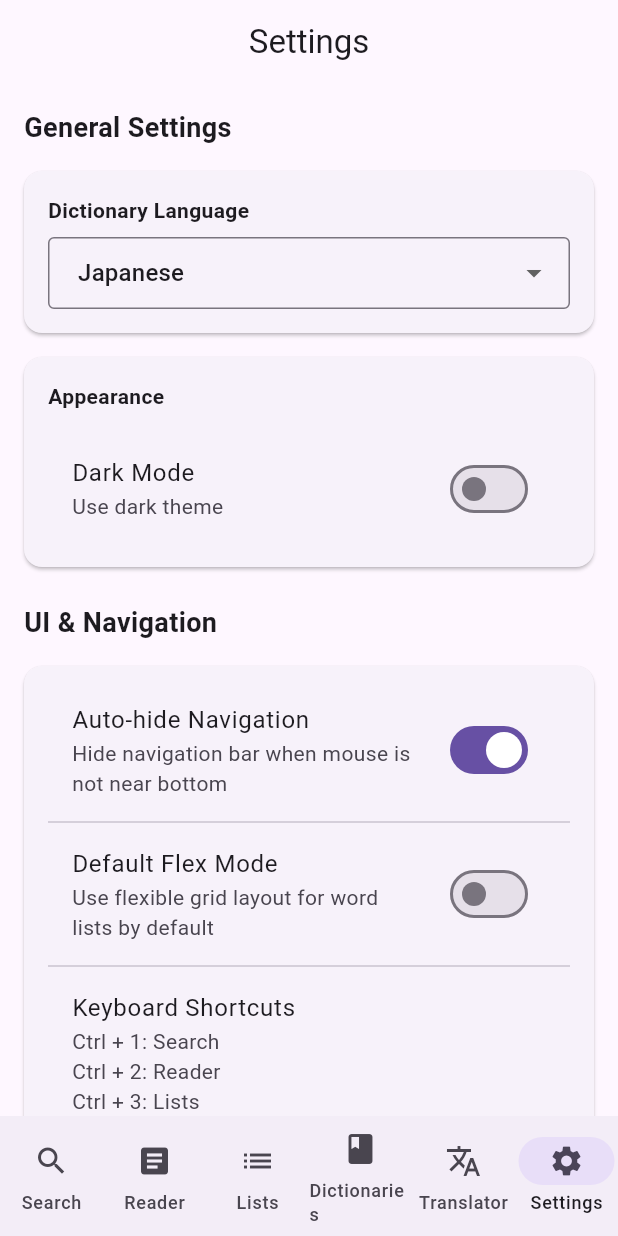
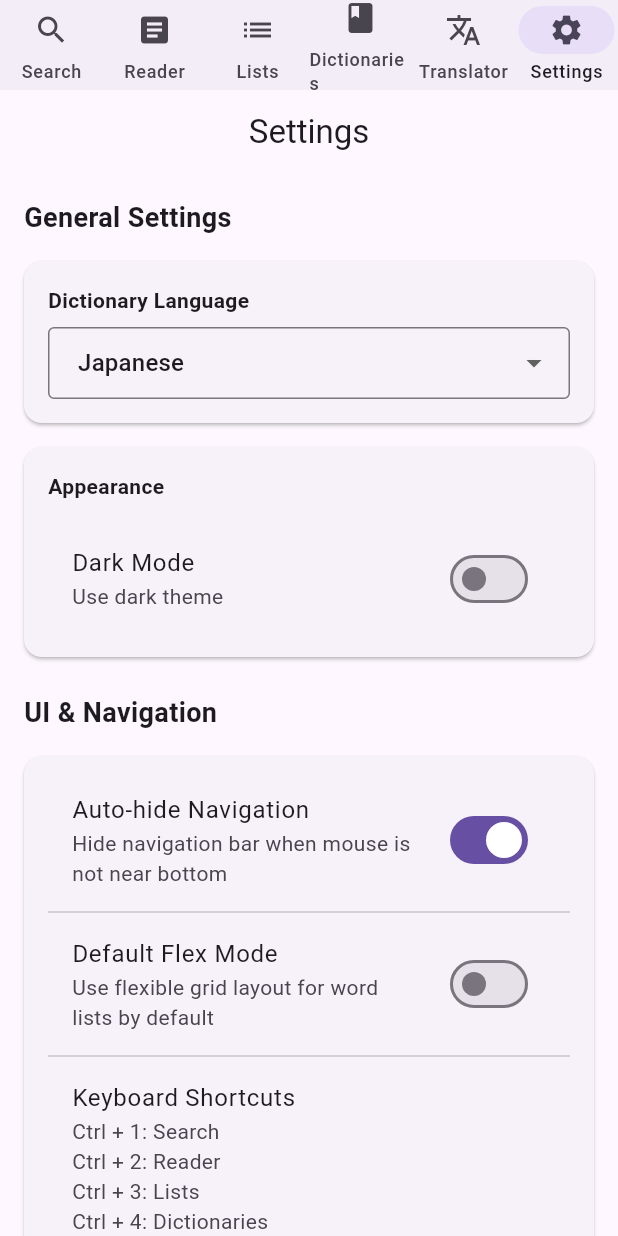
Before and after one commit to Halffd/Lang, a Flutter app: the screen it shows after launch, item 6 of the bottom bar chosen, on a phone screen of 412 x 824 dp. Run offline on Flutter 3.47's test engine with Material 3 defaults, Android fonts, the phone set to English and light mode, and no system bars; our stand-ins replace drift, file_picker, shared_preferences, sqflite; missing offline and left inert: kana_kit, pinyin; accounts and stored records are empty; generated files the repository leaves out were written again.

Commit message:
feat: add default screen selection and update navigation UI

```diff
--- a/lib/l10n/app_localizations.dart
+++ b/lib/l10n/app_localizations.dart
@@ -122,6 +122,12 @@ abstract class AppLocalizations {
   /// In en, this message translates to:
   /// **'Lists'**
   String get lists;
+
+  /// No description provided for @wordLists.
+  ///
+  /// In en, this message translates to:
+  /// **'Word Lists'**
+  String get wordLists;
 
   /// No description provided for @dictionaries.
   ///
@@ -656,6 +662,18 @@ abstract class AppLocalizations {
   /// In en, this message translates to:
   /// **'A multilingual language learning tool with dictionary and word saving features.'**
   String get multilingualLearningTool;
+
+  /// No description provided for @defaultScreen.
+  ///
+  /// In en, this message translates to:
+  /// **'Default Screen'**
+  String get defaultScreen;
+
+  /// No description provided for @defaultScreenSubtitle.
+  ///
+  /// In en, this message translates to:
+  /// **'Select which screen to show when app starts'**
+  String get defaultScreenSubtitle;
 }
 
 class _AppLocalizationsDelegate extends LocalizationsDelegate<AppLocalizations> {
--- a/lib/main.dart
+++ b/lib/main.dart
@@ -64,7 +64,7 @@ class MainScreen extends StatefulWidget {
 }
 
 class _MainScreenState extends State<MainScreen> {
-  int _currentIndex = 0;
+  int _currentIndex = 0; // Default to 0, but will be set based on app state
   bool _isNavBarVisible = true;
 
   final List<Widget> _screens = const [
@@ -75,6 +75,18 @@ class _MainScreenState extends State<MainScreen> {
     SentenceTranslatorScreen(),
     SettingsScreen(),
   ];
+
+  @override
+  void initState() {
+    super.initState();
+    // Set initial index based on app state
+    WidgetsBinding.instance.addPostFrameCallback((_) {
+      final appState = Provider.of<AppState>(context, listen: false);
+      setState(() {
+        _currentIndex = appState.defaultScreenIndex; // 0-5 for the screens
+      });
+    });
+  }
 
   void _handleShortcut(int index) {
     if (index >= 0 && index < _screens.length) {
@@ -103,20 +115,21 @@ class _MainScreenState extends State<MainScreen> {
       child: Focus(
         autofocus: true,
         child: Scaffold(
-          body: MouseRegion(
+          appBar: PreferredSize(
+            preferredSize: const Size.fromHeight(60),
+            child: AnimatedOpacity(
+              duration: const Duration(milliseconds: 200),
+              opacity: shouldShowNavBar ? 1.0 : 0.0,
+              child: MouseRegion(
                 onHover: (event) {
                   if (!appState.autoHideNavigation) return;
                   final screenHeight = MediaQuery.of(context).size.height;
-              final isNearBottom = event.position.dy > screenHeight - 80;
-              if (isNearBottom != _isNavBarVisible) {
-                setState(() => _isNavBarVisible = isNearBottom);
+                  // Auto-show nav bar when mouse is near the top
+                  final isNearTop = event.position.dy < 60;
+                  if (isNearTop != _isNavBarVisible) {
+                    setState(() => _isNavBarVisible = isNearTop);
                   }
                 },
-            child: _screens[_currentIndex],
-          ),
-          bottomNavigationBar: AnimatedSlide(
-            duration: const Duration(milliseconds: 200),
-            offset: shouldShowNavBar ? Offset.zero : const Offset(0, 1),
                 child: NavigationBar(
                   selectedIndex: _currentIndex,
                   onDestinationSelected: (index) {
@@ -154,6 +167,9 @@ class _MainScreenState extends State<MainScreen> {
               ),
             ),
           ),
+          body: _screens[_currentIndex],
+        ),
+      ),
     );
   }
 }
--- a/lib/models/app_state.dart
+++ b/lib/models/app_state.dart
@@ -14,6 +14,7 @@ class AppState extends ChangeNotifier {
   int _minFrequency = -1;
   bool _autoHideNavigation = true;
   bool _defaultFlexMode = false;
+  int _defaultScreenIndex = 0; // Default to 0 (Search screen)
   List<String> _etymologyLanguages = ['en', 'zh', 'ja']; // Default languages for etymology
 
   // Search state
@@ -62,6 +63,7 @@ class AppState extends ChangeNotifier {
   List<String> get profiles => _profiles;
   bool get clipboardAutoDetect => _clipboardAutoDetect;
   bool get forvoAudioEnabled => _forvoAudioEnabled;
+  int get defaultScreenIndex => _defaultScreenIndex;
 
   bool _autoTranslate = false;
   List<String> _ankiDecks = ['Default'];
@@ -219,6 +221,12 @@ class AppState extends ChangeNotifier {
     notifyListeners();
   }
 
+  void setDefaultScreenIndex(int value) {
+    _defaultScreenIndex = value;
+    _storageService.setInt('default_screen_index', value);
+    notifyListeners();
+  }
+
   // Word management
   void addSavedWord(String word, {Map<String, dynamic>? details}) {
     if (!_savedWords.contains(word)) {
@@ -297,6 +305,7 @@ class AppState extends ChangeNotifier {
     _profiles = _storageService.getStringList('profiles') ?? ['Default'];
     _clipboardAutoDetect = _storageService.getBool('clipboard_auto_detect') ?? false;
     _forvoAudioEnabled = _storageService.getBool('forvo_audio_enabled') ?? false;
+    _defaultScreenIndex = _storageService.getInt('default_screen_index') ?? 0;
   }
 
   void _loadSavedWords() {
--- a/lib/screens/settings_screen.dart
+++ b/lib/screens/settings_screen.dart
@@ -226,6 +226,53 @@ class SettingsScreen extends StatelessWidget {
                         Text(AppLocalizations.of(context)!.ctrl5Translator),
                         Text(AppLocalizations.of(context)!.ctrl6Settings),
                       ],
+                    ),
+                  ),
+                  const Divider(),
+                  // Default screen selection
+                  ListTile(
+                    title: Text(AppLocalizations.of(context)!.defaultScreen),
+                    subtitle: Text(AppLocalizations.of(context)!.defaultScreenSubtitle),
+                  ),
+                  Padding(
+                    padding: const EdgeInsets.symmetric(horizontal: 16.0),
+                    child: DropdownButtonFormField<int>(
+                      value: appState.defaultScreenIndex,
+                      decoration: const InputDecoration(
+                        border: OutlineInputBorder(),
+                        contentPadding: EdgeInsets.symmetric(horizontal: 16, vertical: 8),
+                      ),
+                      items: [
+                        DropdownMenuItem(
+                          value: 0,
+                          child: Text(AppLocalizations.of(context)!.search),
+                        ),
+                        DropdownMenuItem(
+                          value: 1,
+                          child: Text(AppLocalizations.of(context)!.reader),
+                        ),
+                        DropdownMenuItem(
+                          value: 2,
+                          child: Text(AppLocalizations.of(context)!.wordLists),
+                        ),
+                        DropdownMenuItem(
+                          value: 3,
+                          child: Text(AppLocalizations.of(context)!.dictionaries),
+                        ),
+                        DropdownMenuItem(
+                          value: 4,
+                          child: Text(AppLocalizations.of(context)!.translator),
+                        ),
+                        DropdownMenuItem(
+                          value: 5,
+                          child: Text(AppLocalizations.of(context)!.settings),
+                        ),
+                      ],
+                      onChanged: (value) {
+                        if (value != null) {
+                          appState.setDefaultScreenIndex(value);
+                        }
+                      },
                     ),
                   ),
                 ],
```
Also changed, not shown: lib/l10n/app_en.arb (+15 -0 lines), lib/l10n/app_es.arb (+15 -0 lines), lib/l10n/app_ja.arb (+15 -0 lines), lib/l10n/app_localizations_en.dart (+9 -0 lines), lib/l10n/app_localizations_es.dart (+9 -0 lines), lib/l10n/app_localizations_ja.dart (+9 -0 lines), lib/l10n/app_localizations_zh.dart (+9 -0 lines), lib/l10n/app_zh.arb (+15 -0 lines), 1 other file. Lines whose indentation alone changed are shown as unchanged.
